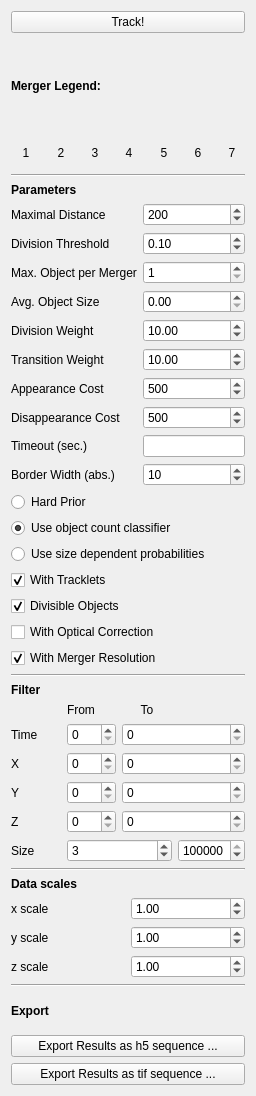
First picture: the form in ilastik/applets/tracking/structured/drawer.ui, repository ilastik/ilastik, before the edit.
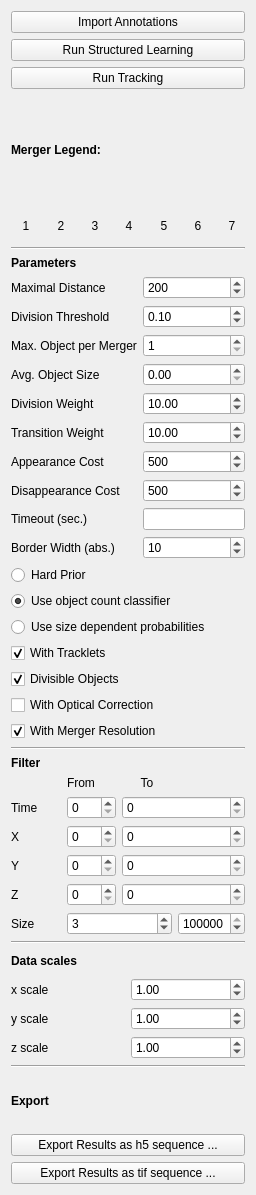
Second picture: the form after the edit.

Commit message: Connecting Annotations between annotations and tracking operators. Time interval is inclusive fin saving annotations.

```diff
--- a/ilastik/applets/tracking/structured/drawer.ui
+++ b/ilastik/applets/tracking/structured/drawer.ui
@@ -7,7 +7,7 @@
     <x>0</x>
     <y>0</y>
     <width>256</width>
-    <height>1096</height>
+    <height>1195</height>
    </rect>
   </property>
   <property name="sizePolicy">
@@ -31,18 +31,38 @@
   <property name="windowTitle">
    <string>Form</string>
   </property>
-  <layout class="QVBoxLayout" name="verticalLayout_4">
-   <item>
+  <layout class="QGridLayout" name="gridLayout_4">
+   <item row="0" column="0">
+    <widget class="QPushButton" name="ImportAnnotationsButton">
+     <property name="styleSheet">
+      <string notr="true"/>
+     </property>
+     <property name="text">
+      <string>Import Annotations</string>
+     </property>
+    </widget>
+   </item>
+   <item row="1" column="0">
+    <widget class="QPushButton" name="StructuredLearningButton">
+     <property name="styleSheet">
+      <string notr="true"/>
+     </property>
+     <property name="text">
+      <string>Run Structured Learning</string>
+     </property>
+    </widget>
+   </item>
+   <item row="2" column="0">
     <widget class="QPushButton" name="TrackButton">
      <property name="styleSheet">
       <string notr="true"/>
      </property>
      <property name="text">
-      <string>Track!</string>
+      <string>Run Tracking</string>
      </property>
     </widget>
    </item>
-   <item>
+   <item row="3" column="0">
     <widget class="QLabel" name="label_4">
      <property name="font">
       <font>
@@ -55,7 +75,7 @@
      </property>
     </widget>
    </item>
-   <item>
+   <item row="4" column="0">
     <layout class="QHBoxLayout" name="horizontalLayout_2">
      <item>
       <widget class="QLabel" name="merg1">
@@ -310,14 +330,14 @@
      </item>
     </layout>
    </item>
-   <item>
+   <item row="5" column="0">
     <widget class="Line" name="line_4">
      <property name="orientation">
       <enum>Qt::Horizontal</enum>
      </property>
     </widget>
    </item>
-   <item>
+   <item row="6" column="0">
     <layout class="QVBoxLayout" name="verticalLayout">
      <item>
       <widget class="QLabel" name="label">
@@ -619,14 +639,14 @@
      </item>
     </layout>
    </item>
-   <item>
+   <item row="7" column="0">
     <widget class="Line" name="line">
      <property name="orientation">
       <enum>Qt::Horizontal</enum>
      </property>
     </widget>
    </item>
-   <item>
+   <item row="8" column="0">
     <layout class="QVBoxLayout" name="verticalLayout_3">
      <item>
       <widget class="QLabel" name="label_12">
@@ -746,14 +766,14 @@
      </item>
     </layout>
    </item>
-   <item>
+   <item row="9" column="0">
     <widget class="Line" name="line_2">
      <property name="orientation">
       <enum>Qt::Horizontal</enum>
      </property>
     </widget>
    </item>
-   <item>
+   <item row="10" column="0">
     <layout class="QVBoxLayout" name="verticalLayout_2">
      <item>
       <widget class="QLabel" name="label_8">
@@ -819,14 +839,14 @@
      </item>
     </layout>
    </item>
-   <item>
+   <item row="11" column="0">
     <widget class="Line" name="line_3">
      <property name="orientation">
       <enum>Qt::Horizontal</enum>
      </property>
     </widget>
    </item>
-   <item>
+   <item row="12" column="0">
     <layout class="QVBoxLayout" name="verticalLayout_7">
      <item>
       <widget class="QLabel" name="exportLabel">
```
The commit also changes 6 other files.
